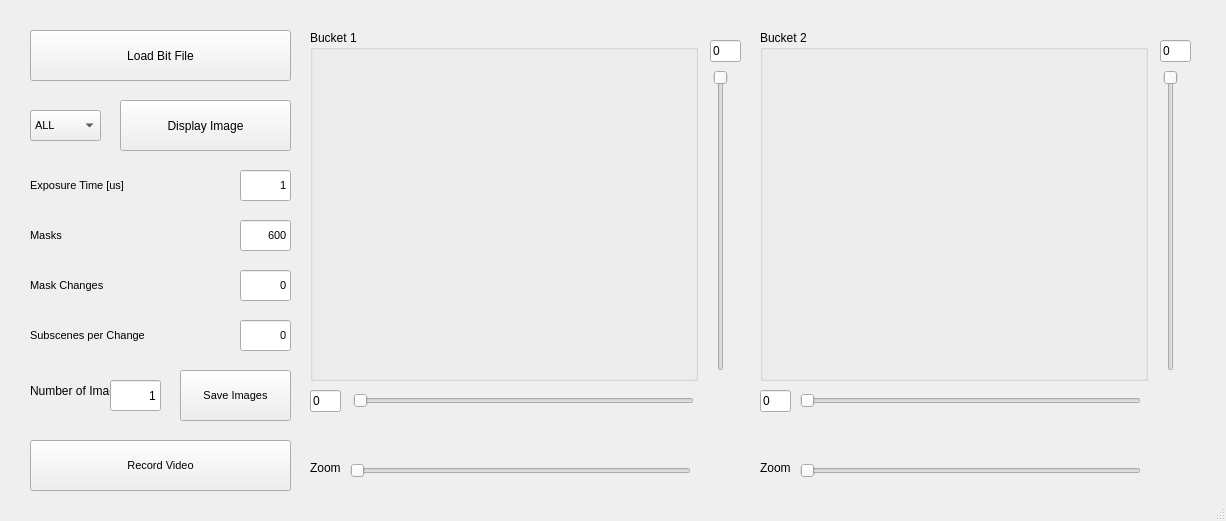
Before: the Qt Designer form GUILayout.ui in wendywang309/gui, drawn with Qt 5.
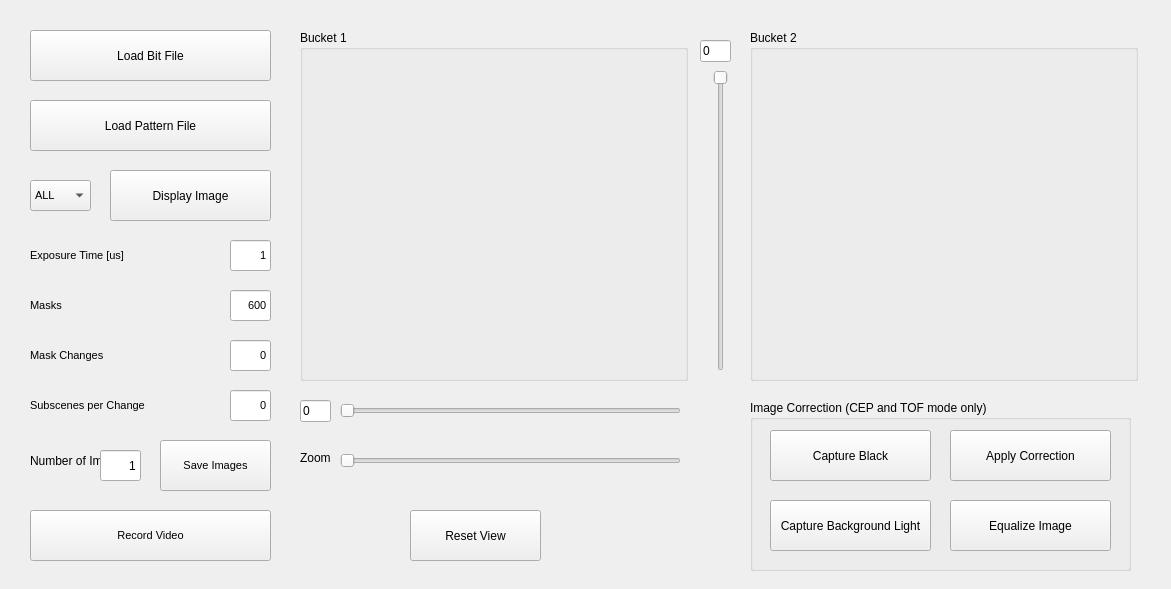
After: the same form once the commit is applied.

```diff
--- a/GUILayout.ui
+++ b/GUILayout.ui
@@ -6,8 +6,8 @@
    <rect>
     <x>0</x>
     <y>0</y>
-    <width>1226</width>
-    <height>521</height>
+    <width>1171</width>
+    <height>589</height>
    </rect>
   </property>
   <property name="windowTitle">
@@ -20,7 +20,7 @@
    <widget class="QGroupBox" name="groupBox">
     <property name="geometry">
      <rect>
-      <x>310</x>
+      <x>300</x>
       <y>30</y>
       <width>388</width>
       <height>351</height>
@@ -49,9 +49,9 @@
    <widget class="QPushButton" name="DispImage">
     <property name="geometry">
      <rect>
-      <x>120</x>
-      <y>100</y>
-      <width>171</width>
+      <x>110</x>
+      <y>170</y>
+      <width>161</width>
       <height>51</height>
      </rect>
     </property>
@@ -65,7 +65,7 @@
    <widget class="QGroupBox" name="groupBox2">
     <property name="geometry">
      <rect>
-      <x>760</x>
+      <x>750</x>
       <y>30</y>
       <width>388</width>
       <height>351</height>
@@ -94,8 +94,8 @@
    <widget class="QSlider" name="Zoom1">
     <property name="geometry">
      <rect>
-      <x>350</x>
-      <y>460</y>
+      <x>340</x>
+      <y>450</y>
       <width>341</width>
       <height>22</height>
      </rect>
@@ -116,8 +116,8 @@
    <widget class="QLabel" name="label">
     <property name="geometry">
      <rect>
-      <x>310</x>
-      <y>460</y>
+      <x>300</x>
+      <y>450</y>
       <width>31</width>
       <height>16</height>
      </rect>
@@ -129,48 +129,13 @@
    <widget class="QSlider" name="Zoom2">
     <property name="geometry">
      <rect>
-      <x>800</x>
-      <y>460</y>
+      <x>340</x>
+      <y>400</y>
       <width>341</width>
       <height>22</height>
      </rect>
     </property>
-    <property name="minimum">
-     <number>1</number>
-    </property>
     <property name="maximum">
-     <number>20</number>
-    </property>
-    <property name="singleStep">
-     <number>1</number>
-    </property>
-    <property name="orientation">
-     <enum>Qt::Horizontal</enum>
-    </property>
-   </widget>
-   <widget class="QLabel" name="label_2">
-    <property name="geometry">
-     <rect>
-      <x>760</x>
-      <y>460</y>
-      <width>31</width>
-      <height>16</height>
-     </rect>
-    </property>
-    <property name="text">
-     <string>Zoom</string>
-    </property>
-   </widget>
-   <widget class="QSlider" name="X1">
-    <property name="geometry">
-     <rect>
-      <x>353</x>
-      <y>390</y>
-      <width>341</width>
-      <height>22</height>
-     </rect>
-    </property>
-    <property name="maximum">
      <number>184</number>
     </property>
     <property name="orientation">
@@ -199,49 +164,11 @@
      <bool>true</bool>
     </property>
    </widget>
-   <widget class="QSlider" name="Y2">
+   <widget class="QLineEdit" name="Xbox">
     <property name="geometry">
      <rect>
-      <x>1160</x>
-      <y>70</y>
-      <width>22</width>
-      <height>301</height>
-     </rect>
-    </property>
-    <property name="layoutDirection">
-     <enum>Qt::LeftToRight</enum>
-    </property>
-    <property name="maximum">
-     <number>160</number>
-    </property>
-    <property name="orientation">
-     <enum>Qt::Vertical</enum>
-    </property>
-    <property name="invertedAppearance">
-     <bool>true</bool>
-    </property>
-   </widget>
-   <widget class="QSlider" name="X2">
-    <property name="geometry">
-     <rect>
-      <x>800</x>
-      <y>390</y>
-      <width>341</width>
-      <height>22</height>
-     </rect>
-    </property>
-    <property name="maximum">
-     <number>184</number>
-    </property>
-    <property name="orientation">
-     <enum>Qt::Horizontal</enum>
-    </property>
-   </widget>
-   <widget class="QLineEdit" name="X1box">
-    <property name="geometry">
-     <rect>
-      <x>310</x>
-      <y>390</y>
+      <x>300</x>
+      <y>400</y>
       <width>31</width>
       <height>22</height>
      </rect>
@@ -253,20 +180,7 @@
    <widget class="QLineEdit" name="X2box">
     <property name="geometry">
      <rect>
-      <x>760</x>
-      <y>390</y>
-      <width>31</width>
-      <height>22</height>
-     </rect>
-    </property>
-    <property name="text">
-     <string>0</string>
-    </property>
-   </widget>
-   <widget class="QLineEdit" name="Y1box">
-    <property name="geometry">
-     <rect>
-      <x>710</x>
+      <x>700</x>
       <y>40</y>
       <width>31</width>
       <height>22</height>
@@ -276,25 +190,12 @@
      <string>0</string>
     </property>
    </widget>
-   <widget class="QLineEdit" name="Y2box">
-    <property name="geometry">
-     <rect>
-      <x>1160</x>
-      <y>40</y>
-      <width>31</width>
-      <height>22</height>
-     </rect>
-    </property>
-    <property name="text">
-     <string>0</string>
-    </property>
-   </widget>
-   <widget class="QPushButton" name="bitLoad">
+   <widget class="QPushButton" name="BitLoad">
     <property name="geometry">
      <rect>
       <x>30</x>
       <y>30</y>
-      <width>261</width>
+      <width>241</width>
       <height>51</height>
      </rect>
     </property>
@@ -306,8 +207,8 @@
     <property name="geometry">
      <rect>
       <x>30</x>
-      <y>110</y>
-      <width>71</width>
+      <y>180</y>
+      <width>61</width>
       <height>31</height>
      </rect>
     </property>
@@ -336,7 +237,7 @@
     <property name="geometry">
      <rect>
       <x>30</x>
-      <y>220</y>
+      <y>290</y>
       <width>181</width>
       <height>31</height>
      </rect>
@@ -354,7 +255,7 @@
     <property name="geometry">
      <rect>
       <x>30</x>
-      <y>270</y>
+      <y>340</y>
       <width>181</width>
       <height>31</height>
      </rect>
@@ -371,9 +272,9 @@
    <widget class="QLineEdit" name="SubChange">
     <property name="geometry">
      <rect>
-      <x>240</x>
-      <y>320</y>
-      <width>51</width>
+      <x>230</x>
+      <y>390</y>
+      <width>41</width>
       <height>31</height>
      </rect>
     </property>
@@ -393,7 +294,7 @@
     <property name="geometry">
      <rect>
       <x>30</x>
-      <y>170</y>
+      <y>240</y>
       <width>191</width>
       <height>31</height>
      </rect>
@@ -410,9 +311,9 @@
    <widget class="QLineEdit" name="Masks">
     <property name="geometry">
      <rect>
-      <x>240</x>
-      <y>220</y>
-      <width>51</width>
+      <x>230</x>
+      <y>290</y>
+      <width>41</width>
       <height>31</height>
      </rect>
     </property>
@@ -431,9 +332,9 @@
    <widget class="QLineEdit" name="MaskChanges">
     <property name="geometry">
      <rect>
-      <x>240</x>
-      <y>270</y>
-      <width>51</width>
+      <x>230</x>
+      <y>340</y>
+      <width>41</width>
       <height>31</height>
      </rect>
     </property>
@@ -452,9 +353,9 @@
    <widget class="QLineEdit" name="Exposure">
     <property name="geometry">
      <rect>
-      <x>240</x>
-      <y>170</y>
-      <width>51</width>
+      <x>230</x>
+      <y>240</y>
+      <width>41</width>
       <height>31</height>
      </rect>
     </property>
@@ -474,7 +375,7 @@
     <property name="geometry">
      <rect>
       <x>30</x>
-      <y>320</y>
+      <y>390</y>
       <width>191</width>
       <height>31</height>
      </rect>
@@ -491,8 +392,8 @@
    <widget class="QPushButton" name="SaveImages">
     <property name="geometry">
      <rect>
-      <x>180</x>
-      <y>370</y>
+      <x>160</x>
+      <y>440</y>
       <width>111</width>
       <height>51</height>
      </rect>
@@ -510,7 +411,7 @@
     <property name="geometry">
      <rect>
       <x>30</x>
-      <y>360</y>
+      <y>430</y>
       <width>101</width>
       <height>61</height>
      </rect>
@@ -525,9 +426,9 @@
    <widget class="QLineEdit" name="NumImages">
     <property name="geometry">
      <rect>
-      <x>110</x>
-      <y>380</y>
-      <width>51</width>
+      <x>100</x>
+      <y>450</y>
+      <width>41</width>
       <height>31</height>
      </rect>
     </property>
@@ -542,8 +443,8 @@
     <property name="geometry">
      <rect>
       <x>30</x>
-      <y>440</y>
-      <width>261</width>
+      <y>510</y>
+      <width>241</width>
       <height>51</height>
      </rect>
     </property>
@@ -559,8 +460,130 @@
      <bool>true</bool>
     </property>
    </widget>
+   <widget class="QPushButton" name="PattLoad">
+    <property name="geometry">
+     <rect>
+      <x>30</x>
+      <y>100</y>
+      <width>241</width>
+      <height>51</height>
+     </rect>
+    </property>
+    <property name="text">
+     <string>Load Pattern File</string>
+    </property>
+   </widget>
+   <widget class="QPushButton" name="Reset">
+    <property name="geometry">
+     <rect>
+      <x>410</x>
+      <y>510</y>
+      <width>131</width>
+      <height>51</height>
+     </rect>
+    </property>
+    <property name="text">
+     <string>Reset View</string>
+    </property>
+   </widget>
+   <widget class="QGroupBox" name="groupBox_2">
+    <property name="geometry">
+     <rect>
+      <x>750</x>
+      <y>400</y>
+      <width>381</width>
+      <height>171</height>
+     </rect>
+    </property>
+    <property name="title">
+     <string>Image Correction (CEP and TOF mode only)</string>
+    </property>
+    <widget class="QPushButton" name="CalibBlack">
+     <property name="geometry">
+      <rect>
+       <x>20</x>
+       <y>30</y>
+       <width>161</width>
+       <height>51</height>
+      </rect>
+     </property>
+     <property name="text">
+      <string>Capture Black</string>
+     </property>
+    </widget>
+    <widget class="QPushButton" name="ApplyImg">
+     <property name="geometry">
+      <rect>
+       <x>200</x>
+       <y>30</y>
+       <width>161</width>
+       <height>51</height>
+      </rect>
+     </property>
+     <property name="text">
+      <string>Apply Correction</string>
+     </property>
+     <property name="checkable">
+      <bool>true</bool>
+     </property>
+    </widget>
+    <widget class="QPushButton" name="CalibBG">
+     <property name="geometry">
+      <rect>
+       <x>20</x>
+       <y>100</y>
+       <width>161</width>
+       <height>51</height>
+      </rect>
+     </property>
+     <property name="text">
+      <string>Capture Background Light</string>
+     </property>
+    </widget>
+    <widget class="QPushButton" name="EqualizeImg">
+     <property name="geometry">
+      <rect>
+       <x>200</x>
+       <y>100</y>
+       <width>161</width>
+       <height>51</height>
+      </rect>
+     </property>
+     <property name="text">
+      <string>Equalize Image</string>
+     </property>
+     <property name="checkable">
+      <bool>true</bool>
+     </property>
+    </widget>
+   </widget>
+   <zorder>groupBox_2</zorder>
+   <zorder>groupBox</zorder>
+   <zorder>DispImage</zorder>
+   <zorder>groupBox2</zorder>
+   <zorder>Zoom</zorder>
+   <zorder>label</zorder>
+   <zorder>XSlider</zorder>
+   <zorder>YSlider</zorder>
+   <zorder>Xbox</zorder>
+   <zorder>Ybox</zorder>
+   <zorder>BitLoad</zorder>
+   <zorder>DispType</zorder>
+   <zorder>maskslabel</zorder>
+   <zorder>maskschangeslabel</zorder>
+   <zorder>SubChange</zorder>
+   <zorder>exposurelabel</zorder>
+   <zorder>Masks</zorder>
+   <zorder>MaskChanges</zorder>
+   <zorder>Exposure</zorder>
+   <zorder>maskschangeslabel_2</zorder>
+   <zorder>SaveImages</zorder>
+   <zorder>label_3</zorder>
+   <zorder>NumImages</zorder>
+   <zorder>RecVideo</zorder>
+   <zorder>PattLoad</zorder>
+   <zorder>Reset</zorder>
   </widget>
-  <widget class="QStatusBar" name="statusbar"/>
  </widget>
  <resources/>
  <connections/>
```
Left out of the diff: 8 changed lines with no effect on the pictures.
